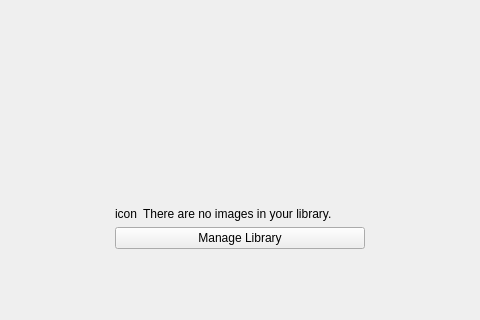
First picture: the form in mainwindow.ui, repository theCheeseboard/thephoto, before the edit; both pictures show x 134 to 614 and y 124 to 444 of the 748 by 444 pixel window.
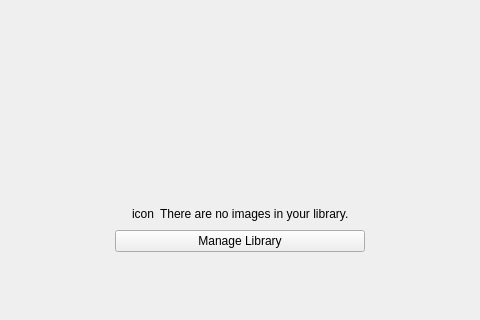
Second picture: the form after the edit. Icons and pictures are not drawn.

What changed in the file:
```diff
--- a/mainwindow.ui
+++ b/mainwindow.ui
@@ -140,6 +140,19 @@
          </item>
          <item>
           <layout class="QHBoxLayout" name="horizontalLayout_2">
+           <item>
+            <spacer name="horizontalSpacer_3">
+             <property name="orientation">
+              <enum>Qt::Horizontal</enum>
+             </property>
+             <property name="sizeHint" stdset="0">
+              <size>
+               <width>0</width>
+               <height>20</height>
+              </size>
+             </property>
+            </spacer>
+           </item>
            <item>
             <widget class="QLabel" name="criticalIcon">
              <property name="text">
@@ -160,6 +173,19 @@
              </property>
             </widget>
            </item>
+           <item>
+            <spacer name="horizontalSpacer_4">
+             <property name="orientation">
+              <enum>Qt::Horizontal</enum>
+             </property>
+             <property name="sizeHint" stdset="0">
+              <size>
+               <width>0</width>
+               <height>20</height>
+              </size>
+             </property>
+            </spacer>
+           </item>
           </layout>
          </item>
          <item>
```
Left out of the diff: 50 changed lines with no effect on the pictures.
